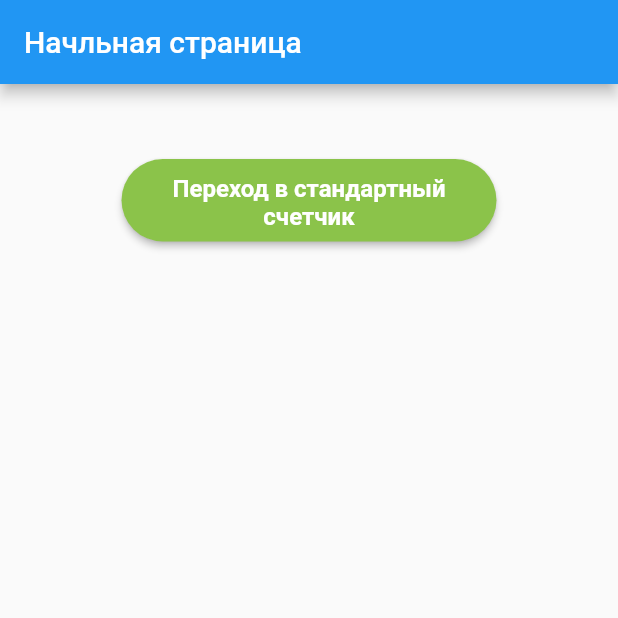
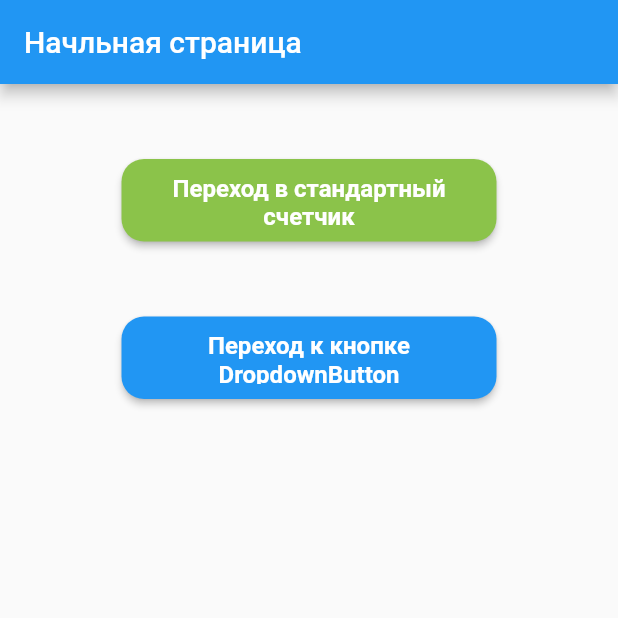
Before and after one commit to IvanAGrebenkin/trial_work, a Flutter app: the screen it shows after launch, on a phone screen of 412 x 824 dp, the top half of it. Run offline on Flutter 3.47's test engine with Material 2 defaults, Android fonts, the phone set to English and light mode, and no system bars.

Commit message:
Добавлена страница с DropdownButton и навигацией на нее.

```diff
--- a/lib/Screens/flutter_standard_counter.dart
+++ b/lib/Screens/flutter_standard_counter.dart
@@ -47,7 +47,7 @@ class _FlutterStandardCounterPageState extends State<FlutterStandardCounterPage>
         ),
         floatingActionButton: FloatingActionButton(
           onPressed: _incrementCounter,
-          tooltip: 'Increment',
+          tooltip: '+1 к значению',
           child: const Icon(Icons.add),
         ),
       ),
--- a/lib/Screens/home_page.dart
+++ b/lib/Screens/home_page.dart
@@ -36,7 +36,29 @@ class _HomePageState extends State<HomePage> {
                   padding: const EdgeInsets.all(10),
                   primary: Colors.lightGreen,
                   shape: RoundedRectangleBorder(
-                      borderRadius: BorderRadius.circular(36.0)),
+                      borderRadius: BorderRadius.circular(15.0)),
+                ),
+              ),
+            ),// Кнопка перехода на экран стандартного счетчика
+            const SizedBox(height: 50,),
+            SizedBox(width:250, height:55,
+              child: ElevatedButton(
+                onPressed: (){
+                  Navigator.pushNamed(context, '/drop_down_button');
+                },
+                child: const Text('Переход к кнопке DropdownButton',
+                  textAlign: TextAlign.center,
+                  style: TextStyle(
+                    inherit: false,
+                    fontSize:16,
+                    fontWeight: FontWeight.w600,
+                  ),
+                ),
+                style: ElevatedButton.styleFrom(
+                  padding: const EdgeInsets.all(10),
+                  // primary: Colors.lightGreen,
+                  shape: RoundedRectangleBorder(
+                      borderRadius: BorderRadius.circular(15.0)),
                 ),
               ),
             ),// Кнопка перехода на экран стандартного счетчика
--- a/lib/main.dart
+++ b/lib/main.dart
@@ -1,5 +1,6 @@
 import 'package:flutter/material.dart';
 import 'package:trial_work/Screens/home_page.dart';
+import 'Screens/drop_down_button.dart';
 import 'Screens/flutter_standard_counter.dart';
 
 
@@ -22,6 +23,7 @@ class _TrialWorkAppState extends State<TrialWorkApp> {
       routes: {
         '/': (context) => const HomePage(),
         '/flutter_standard_counter': (context) => const FlutterStandardCounterPage(),
+        '/drop_down_button': (context) => const MyDropdownButton(),
       },
     );
   }
```
Also changed, not shown: lib/Screens/drop_down_button.dart (added, +74 -0 lines), lib/Utils/widgets.dart (+10 -22 lines).
